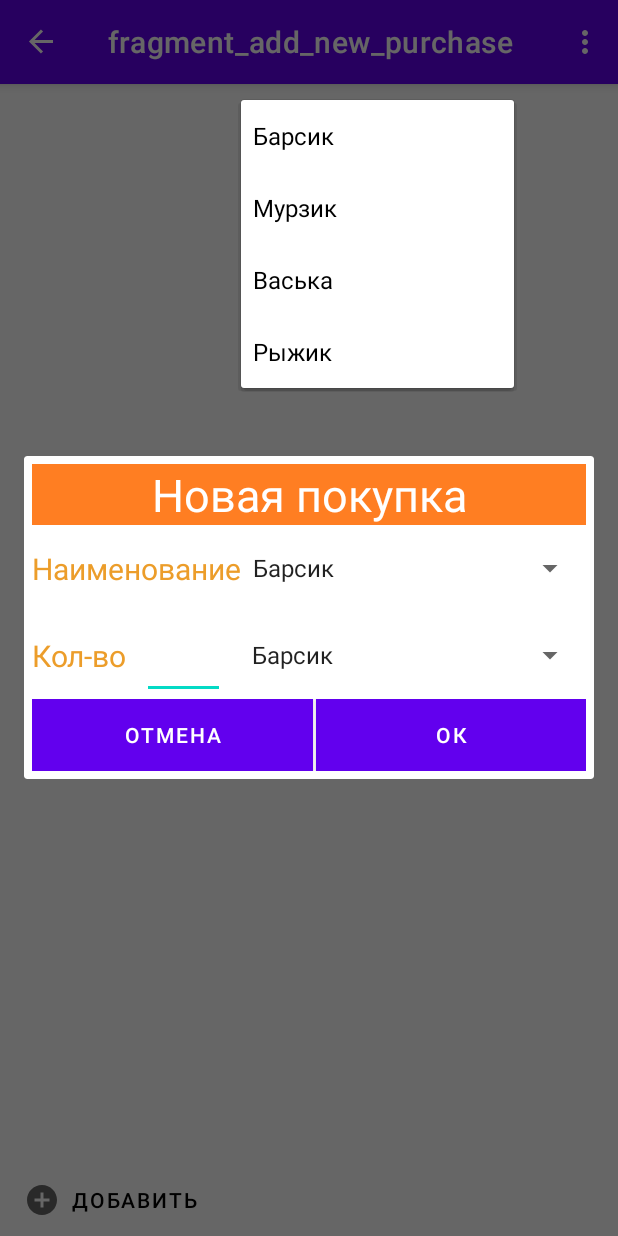
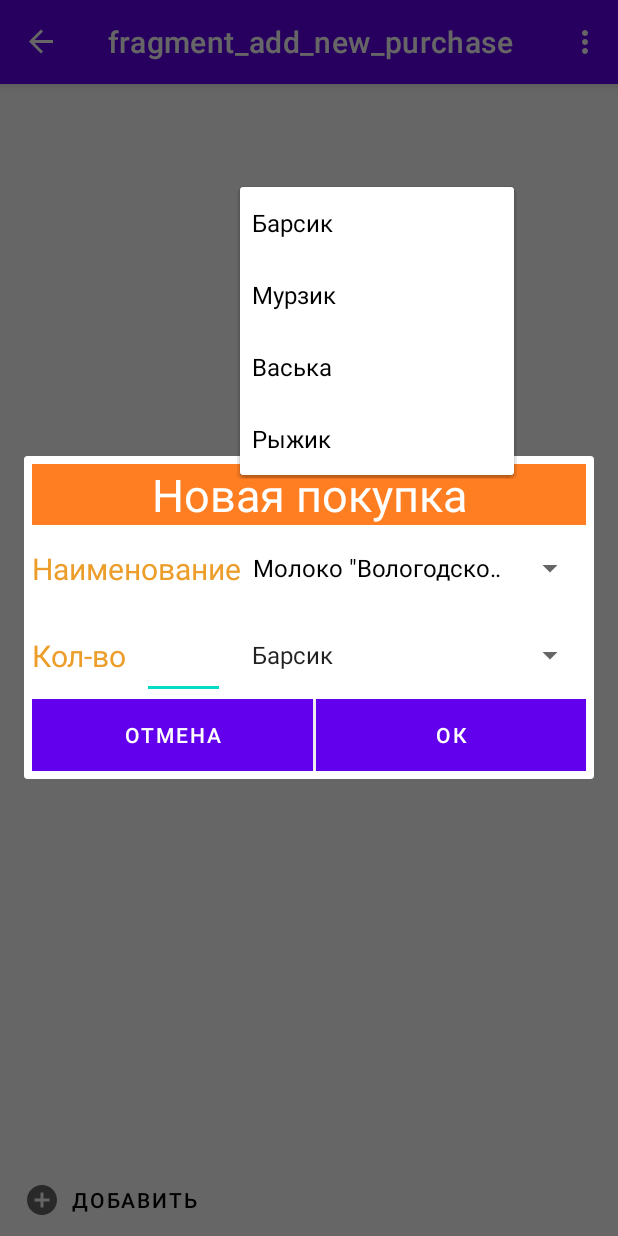
Before and after one commit to Andrew-Garanin/ShoppingList, an Android app: the AddNewPurchaseFragment screen opened through its navigation route, after a tap on "Барсик", on a phone screen of 412 x 824 dp. Run offline under Robolectric (Android 15) with nearby library versions, the phone set to English and light mode, and no system bars; our stand-ins replace Room's generated code, data binding, navigation-ui; 3 statements that could not run were skipped.

Commit message:
Added adapter for names spinner

```diff
--- a/app/src/main/java/com/example/shoppinglist/addnewpurchase/AddNewPurchaseFragment.kt
+++ b/app/src/main/java/com/example/shoppinglist/addnewpurchase/AddNewPurchaseFragment.kt
@@ -4,17 +4,46 @@ import android.os.Bundle
 import android.view.LayoutInflater
 import android.view.View
 import android.view.ViewGroup
+import androidx.databinding.DataBindingUtil
 import androidx.fragment.app.DialogFragment
+import androidx.lifecycle.ViewModelProvider
 import com.example.shoppinglist.R
+import com.example.shoppinglist.database.ShoppingListDatabase
+import com.example.shoppinglist.databinding.FragmentAddNewPurchaseBinding
+import android.widget.ArrayAdapter
+import com.example.shoppinglist.database.PurchaseName
+
 
 class AddNewPurchaseFragment : DialogFragment() {
+
+    private lateinit var viewModel: AddNewPurchaseViewModel
 
     override fun onCreateView(
         inflater: LayoutInflater, container: ViewGroup?,
         savedInstanceState: Bundle?
     ): View? {
-        // Inflate the layout for this fragment
-        return inflater.inflate(R.layout.fragment_add_new_purchase, container, false)
+
+        val binding = DataBindingUtil.inflate<FragmentAddNewPurchaseBinding>(inflater,
+            R.layout.fragment_add_new_purchase, container, false)
+        val application = requireNotNull(this.activity).application
+        val dao = ShoppingListDatabase.getInstance(application).getShoppingListDatabaseDao()
+
+        //----------------------ViewModel----------------------
+        val viewModelFactory = AddNewPurchaseViewModelFactory(dao, application, 1)
+        viewModel = ViewModelProvider(this, viewModelFactory)
+            .get(AddNewPurchaseViewModel::class.java)
+
+
+        viewModel.purchaseNames.observe(viewLifecycleOwner, { newPurchaseNames ->
+            val arrayAdapter = context?.let { ArrayAdapter<PurchaseName>(it, R.layout.support_simple_spinner_dropdown_item, newPurchaseNames) }
+
+            arrayAdapter?.setDropDownViewResource(R.layout.support_simple_spinner_dropdown_item)
+
+            binding.spinnerName.adapter = arrayAdapter
+        })
+
+
+        return binding.root
     }
 
 //    override fun onActivityResult(requestCode: Int, resultCode: Int, data: Intent?) {
--- /dev/null
+++ b/app/src/main/java/com/example/shoppinglist/addnewpurchase/AddNewPurchaseViewModel.kt
@@ -0,0 +1,31 @@
+package com.example.shoppinglist.addnewpurchase
+
+import android.app.Application
+import androidx.lifecycle.AndroidViewModel
+import androidx.lifecycle.MutableLiveData
+import androidx.lifecycle.Transformations
+import com.example.shoppinglist.database.ShoppingListDatabaseDao
+import kotlinx.coroutines.CoroutineScope
+import kotlinx.coroutines.Dispatchers
+import kotlinx.coroutines.Job
+
+class AddNewPurchaseViewModel(val dao: ShoppingListDatabaseDao, application: Application, shoppingListId: Int) : AndroidViewModel(application) {
+    private var viewModelJob = Job()
+    private val uiScope = CoroutineScope(Dispatchers.Main +  viewModelJob)
+
+    var purchaseNames = dao.getAllPurchaseNames()
+    var measureUnits = dao.getAllMeasureUnits()
+
+    private val _shoppingListId = MutableLiveData<Int>()
+    val shoppingListId: MutableLiveData<Int>
+        get() = _shoppingListId
+
+    init {
+        _shoppingListId.value = shoppingListId
+    }
+
+    override fun onCleared() {
+        super.onCleared()
+        viewModelJob.cancel()
+    }
+}
--- /dev/null
+++ b/app/src/main/java/com/example/shoppinglist/addnewpurchase/AddNewPurchaseViewModelFactory.kt
@@ -0,0 +1,20 @@
+package com.example.shoppinglist.addnewpurchase
+
+import android.app.Application
+import androidx.lifecycle.ViewModel
+import androidx.lifecycle.ViewModelProvider
+import com.example.shoppinglist.database.ShoppingListDatabaseDao
+import com.example.shoppinglist.title.TitleViewModel
+
+class AddNewPurchaseViewModelFactory(
+    private val dao: ShoppingListDatabaseDao,
+    private val application: Application,
+    private val shoppingListId: Int
+) : ViewModelProvider.Factory {
+    override fun <T : ViewModel> create(modelClass: Class<T>): T {
+        if (modelClass.isAssignableFrom(AddNewPurchaseViewModel::class.java)) {
+            return AddNewPurchaseViewModel(dao, application, shoppingListId) as T
+        }
+        throw IllegalArgumentException("Unknown ViewModel class")
+    }
+}
--- a/app/src/main/java/com/example/shoppinglist/database/PurchaseName.kt
+++ b/app/src/main/java/com/example/shoppinglist/database/PurchaseName.kt
@@ -17,4 +17,8 @@ class PurchaseName (
     @NonNull
     val name: String = "",
 
-)
+) {
+    override fun toString(): String {
+        return name
+    }
+}
--- a/app/src/main/java/com/example/shoppinglist/database/ShoppingListDatabaseDao.kt
+++ b/app/src/main/java/com/example/shoppinglist/database/ShoppingListDatabaseDao.kt
@@ -48,4 +48,10 @@ interface ShoppingListDatabaseDao {
 
     @Query("DELETE FROM ShoppingList WHERE shopping_list_id = :id")
     fun deleteShoppingList(id: Int)
+
+    @Query("SELECT * FROM PurchaseName")
+    fun getAllPurchaseNames(): LiveData<List<PurchaseName>>
+
+    @Query("SELECT * FROM MeasuringUnit")
+    fun getAllMeasureUnits(): LiveData<List<MeasuringUnit>>
 }
--- a/app/src/main/java/com/example/shoppinglist/title/ShoppingListAdapter.kt
+++ b/app/src/main/java/com/example/shoppinglist/title/ShoppingListAdapter.kt
@@ -1,5 +1,6 @@
 package com.example.shoppinglist.title
 
+import android.annotation.SuppressLint
 import android.view.LayoutInflater
 import android.view.ViewGroup
 import androidx.cardview.widget.CardView
@@ -17,9 +18,10 @@ class ShoppingListAdapter(var viewModel: TitleViewModel): RecyclerView.Adapter<P
         }
     override fun getItemCount() = data.size
 
+    @SuppressLint("SetTextI18n")
     override fun onBindViewHolder(holder: PurchaseItemViewHolder, position: Int) {
         val item = data[position]
-        holder.text.text = item.purchaseName.name
+        holder.text.text = item.purchaseName.name + " " + item.purchase.amount.toString() +item.measuringUnit.name
 
         holder.checkBox.isChecked = item.purchase.is_bought != 0
 
--- a/app/src/main/java/com/example/shoppinglist/title/TitleViewModel.kt
+++ b/app/src/main/java/com/example/shoppinglist/title/TitleViewModel.kt
@@ -32,10 +32,7 @@ class TitleViewModel(val dao: ShoppingListDatabaseDao, application: Application,
         return dao.getShoppingListById(status)
     }
 
-    override fun onCleared() {
-        super.onCleared()
-        viewModelJob.cancel()
-    }
+
 
     fun onGetShoppingListById(id: Int){
         uiScope.launch {
--- a/app/src/main/res/layout/fragment_add_new_purchase.xml
+++ b/app/src/main/res/layout/fragment_add_new_purchase.xml
@@ -1,8 +1,9 @@
 <?xml version="1.0" encoding="utf-8"?>
-<RelativeLayout xmlns:android="http://schemas.android.com/apk/res/android"
-    android:layout_width="match_parent"
+<layout xmlns:android="http://schemas.android.com/apk/res/android"
+    xmlns:app="http://schemas.android.com/apk/res-auto"
+    xmlns:tools="http://schemas.android.com/tools">
+<RelativeLayout android:layout_width="match_parent"
     android:layout_height="match_parent"
-    xmlns:app="http://schemas.android.com/apk/res-auto"
     android:orientation="vertical"
     android:padding="5dp"
     android:gravity="center">
@@ -139,3 +140,4 @@
 
 
 </RelativeLayout>
+</layout>
--- a/app/src/main/res/layout/purchase_item_view.xml
+++ b/app/src/main/res/layout/purchase_item_view.xml
@@ -31,7 +31,7 @@
             android:layout_height="wrap_content"
             android:layout_weight="1"
             android:layout_gravity="center_vertical"
-            android:textSize="32sp" />
+            android:textSize="26sp" />
 
         <Button
             android:id="@+id/deleteButton"
```
